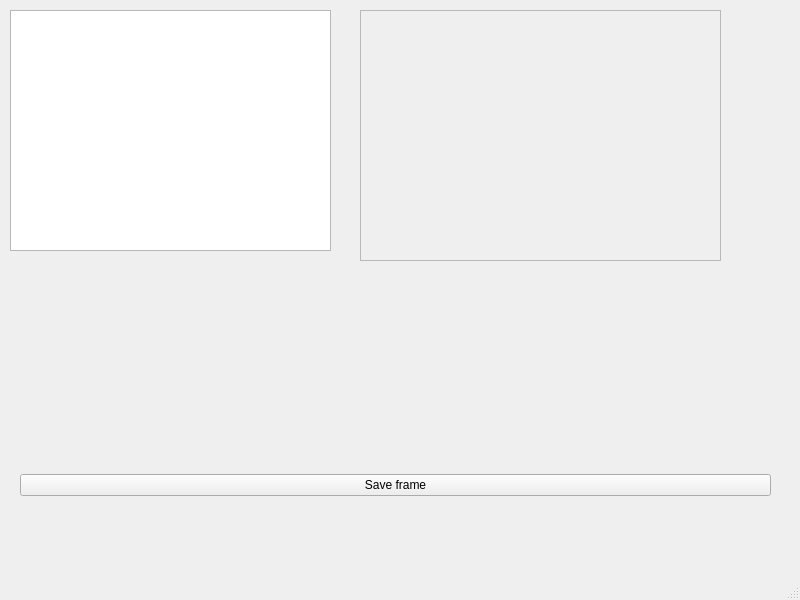
The window that mainwindow.ui (Sher10k/Qt_gui_test) describes before a commit, drawn with Qt 5.
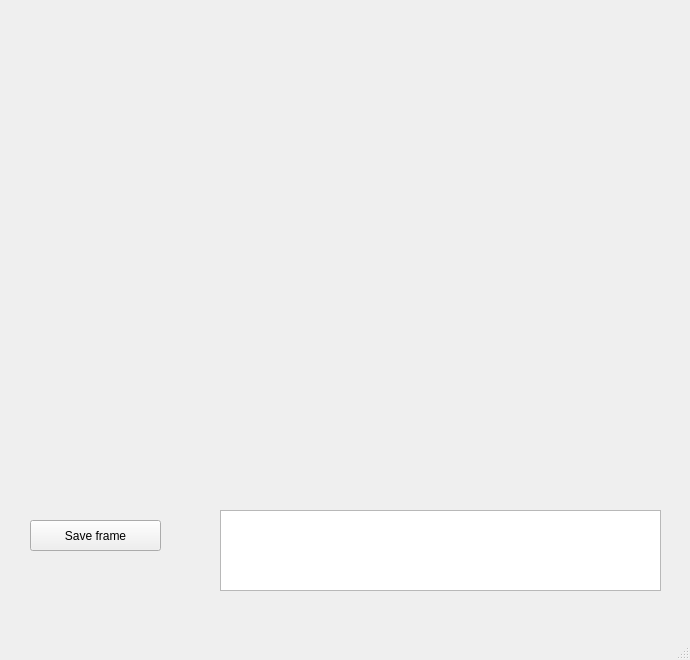
The same window after the commit.

Commit message: get frame and update GUI

Diff of the .ui file:
```diff
--- a/mainwindow.ui
+++ b/mainwindow.ui
@@ -6,57 +6,54 @@
    <rect>
     <x>0</x>
     <y>0</y>
-    <width>800</width>
-    <height>600</height>
+    <width>690</width>
+    <height>660</height>
    </rect>
   </property>
   <property name="windowTitle">
    <string>MainWindow</string>
   </property>
   <widget class="QWidget" name="centralwidget">
-   <widget class="QGraphicsView" name="graphicsView">
+   <widget class="QLabel" name="camera">
     <property name="geometry">
      <rect>
-      <x>10</x>
-      <y>10</y>
-      <width>321</width>
-      <height>241</height>
+      <x>0</x>
+      <y>0</y>
+      <width>640</width>
+      <height>480</height>
      </rect>
     </property>
+    <property name="autoFillBackground">
+     <bool>true</bool>
+    </property>
+    <property name="text">
+     <string/>
+    </property>
    </widget>
-   <widget class="QWidget" name="horizontalLayoutWidget">
+   <widget class="QPushButton" name="pushButton">
     <property name="geometry">
      <rect>
-      <x>20</x>
-      <y>450</y>
-      <width>751</width>
-      <height>71</height>
+      <x>30</x>
+      <y>520</y>
+      <width>131</width>
+      <height>31</height>
      </rect>
     </property>
-    <layout class="QHBoxLayout" name="horizontalLayout">
-     <item>
-      <widget class="QPushButton" name="pushButton">
-       <property name="text">
-        <string>Save frame</string>
-       </property>
-      </widget>
-     </item>
-    </layout>
+    <property name="text">
+     <string>Save frame</string>
+    </property>
    </widget>
-   <widget class="QFrame" name="frame">
+   <widget class="QTextEdit" name="textEdit">
     <property name="geometry">
      <rect>
-      <x>360</x>
-      <y>10</y>
-      <width>361</width>
-      <height>251</height>
+      <x>220</x>
+      <y>510</y>
+      <width>441</width>
+      <height>81</height>
      </rect>
     </property>
-    <property name="frameShape">
-     <enum>QFrame::StyledPanel</enum>
-    </property>
-    <property name="frameShadow">
-     <enum>QFrame::Raised</enum>
+    <property name="readOnly">
+     <bool>true</bool>
     </property>
    </widget>
   </widget>
```
Left out of the diff: 2 changed lines with no effect on the pictures. The commit also changes 5 other files.
